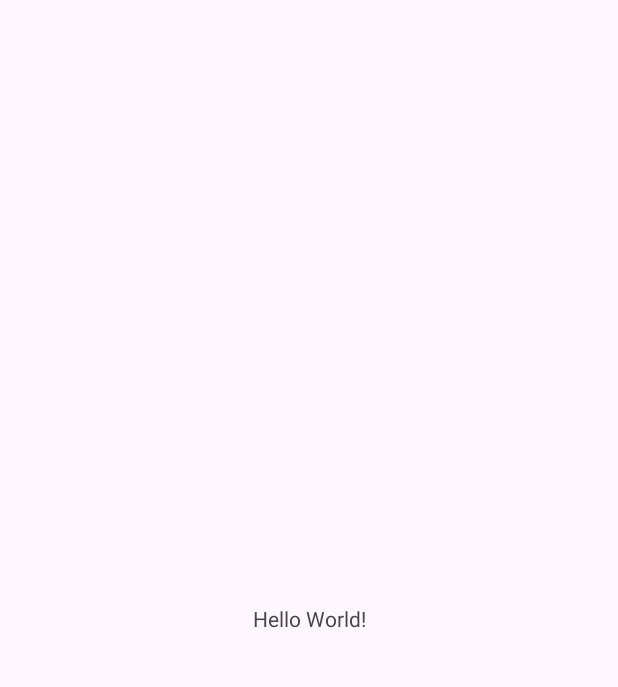
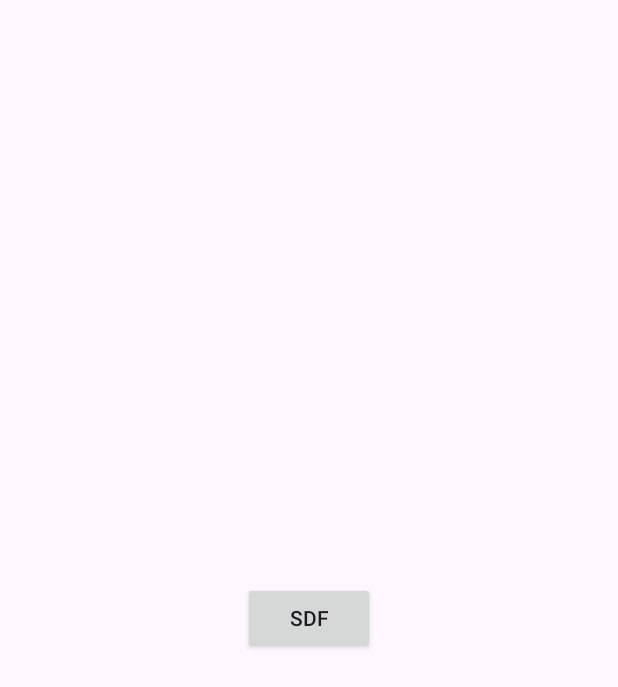
Before and after one commit to hmzi67/Secure-Zone, an Android app: the screen it shows after launch (MainActivity), on a phone screen of 412 x 824 dp. Before the commit the part shown is almost empty. Shown: the top 687 px of the screen. Run offline under Robolectric (Android 15) with nearby library versions, the phone set to English and light mode, and no system bars.

Commit message:
Naveed : Updating app structure

```diff
--- a/app/src/main/AndroidManifest.xml
+++ b/app/src/main/AndroidManifest.xml
@@ -13,7 +13,7 @@
         android:theme="@style/Theme.SecureZone"
         tools:targetApi="31">
         <activity
-            android:name=".MainActivity"
+            android:name=".Activities.MainActivity"
             android:exported="true">
             <intent-filter>
                 <action android:name="android.intent.action.MAIN" />
--- a/app/src/main/java/io/github/hmzi67/securezone/MainActivity.java
+++ b/app/src/main/java/io/github/hmzi67/securezone/Activities/MainActivity.java
@@ -1,4 +1,4 @@
-package io.github.hmzi67.securezone;
+package io.github.hmzi67.securezone.Activities;
 
 import android.os.Bundle;
 
@@ -8,6 +8,7 @@ import androidx.core.graphics.Insets;
 import androidx.core.view.ViewCompat;
 import androidx.core.view.WindowInsetsCompat;
 
+import io.github.hmzi67.securezone.R;
 import io.github.hmzi67.securezone.databinding.ActivityMainBinding;
 
 public class MainActivity extends AppCompatActivity {
--- a/app/src/main/res/layout/activity_main.xml
+++ b/app/src/main/res/layout/activity_main.xml
@@ -5,13 +5,12 @@
     android:id="@+id/main"
     android:layout_width="match_parent"
     android:layout_height="match_parent"
-    tools:context=".MainActivity">
+    tools:context=".Activities.MainActivity">
 
-    <TextView
+    <androidx.appcompat.widget.AppCompatButton
         android:layout_width="wrap_content"
         android:layout_height="wrap_content"
-        android:text="Hello World!"
-
+        android:text="sdf"
         app:layout_constraintBottom_toBottomOf="parent"
         app:layout_constraintEnd_toEndOf="parent"
         app:layout_constraintStart_toStartOf="parent"
```
